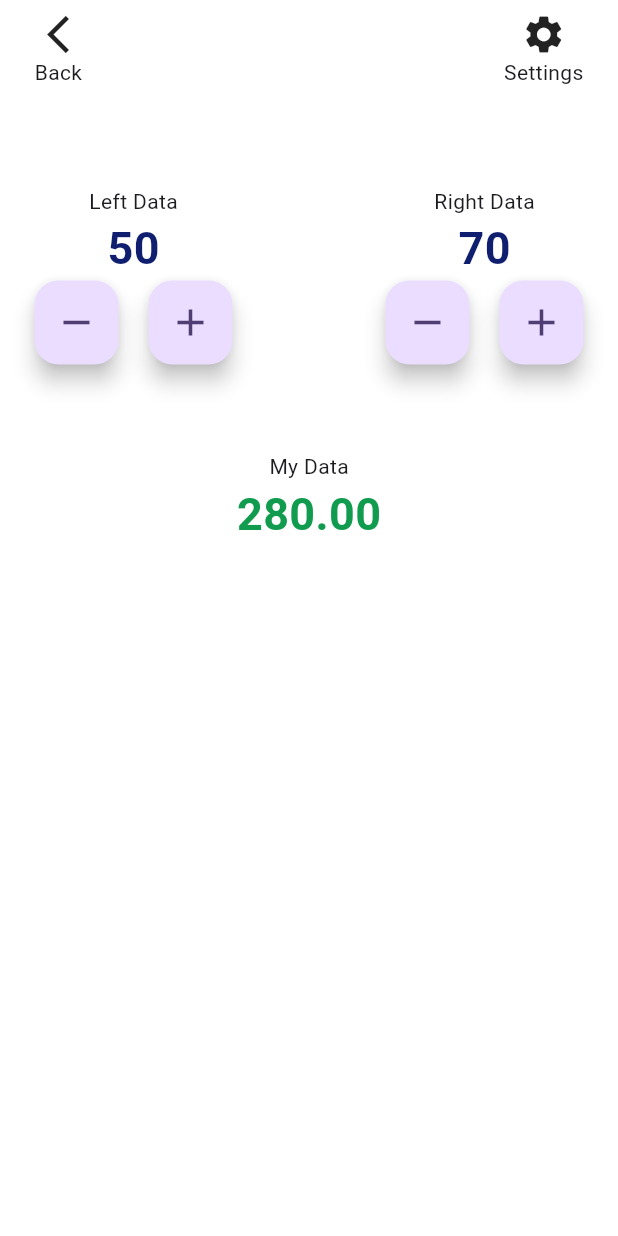
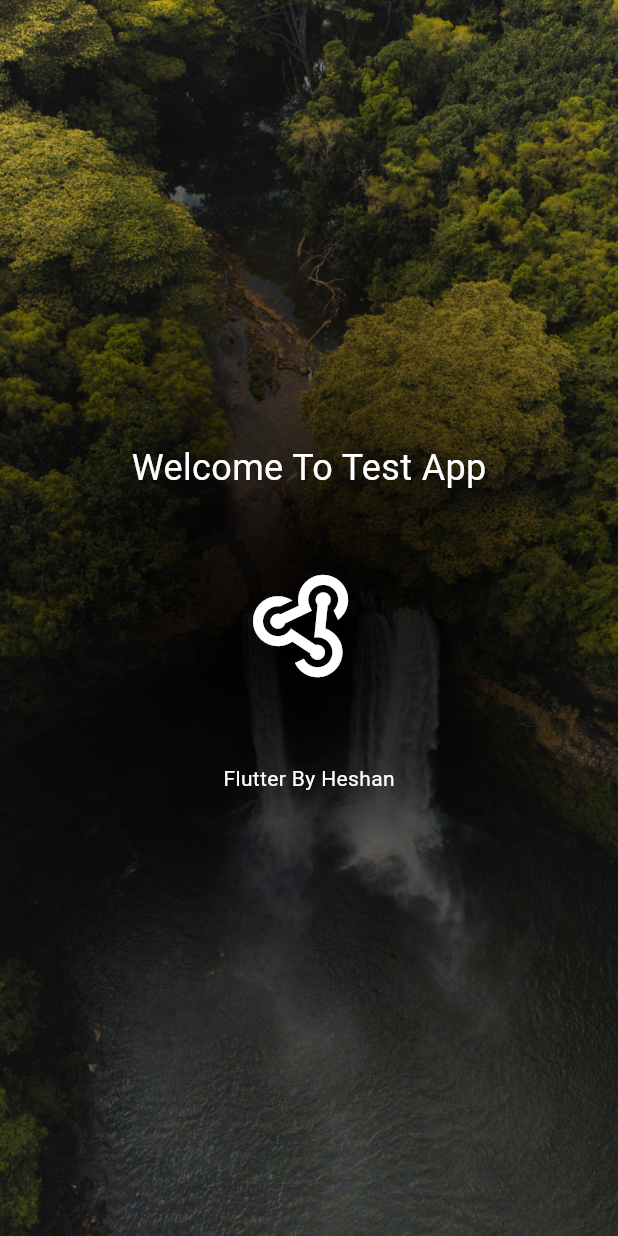
Before and after one commit to HeshanPramith/flutterapp, a Flutter app: the screen it shows after launch, on a phone screen of 412 x 824 dp. Run offline on Flutter 3.47's test engine with Material 2 defaults, Android fonts, the light colour scheme and no system bars.

Commit message:
ui update v3

```diff
--- a/lib/main.dart
+++ b/lib/main.dart
@@ -1,5 +1,5 @@
 import 'package:flutter/material.dart';
-import 'package:testapp/main_page.dart';
+import 'package:testapp/splash.dart';
 
 void main() {
   runApp(const MyApp());
@@ -32,7 +32,7 @@ class MyApp extends StatelessWidget {
         colorScheme: ColorScheme.fromSeed(seedColor: Colors.deepPurple),
         useMaterial3: true,
       ),
-      home: const Mainpage(),
+      home: const Splash(),
     );
   }
 }
--- /dev/null
+++ b/lib/splash.dart
@@ -0,0 +1,91 @@
+import 'package:flutter/material.dart';
+import 'package:flutter/services.dart';
+import 'package:testapp/main_page.dart';
+
+class Splash extends StatefulWidget {
+  const Splash({super.key});
+
+  @override
+  State<Splash> createState() => _SplashState();
+}
+
+class _SplashState extends State<Splash> with SingleTickerProviderStateMixin {
+  late AnimationController controller;
+  late Animation<double> animation;
+
+  @override
+  void initState() {
+    super.initState();
+
+    controller =
+        AnimationController(vsync: this, duration: const Duration(seconds: 3));
+    animation = CurvedAnimation(
+      parent: controller,
+      curve: Curves.easeIn,
+    );
+    controller.repeat();
+
+    SystemChrome.setEnabledSystemUIMode(SystemUiMode.immersive);
+
+    Future.delayed(const Duration(seconds: 10), () {
+      Navigator.of(context).pushReplacement(MaterialPageRoute(
+        builder: (_) => const Mainpage(title: "Heshan"),
+      ));
+    });
+  }
+
+  @override
+  void dispose() {
+    controller.dispose();
+    SystemChrome.setEnabledSystemUIMode(SystemUiMode.manual,
+        overlays: SystemUiOverlay.values);
+    super.dispose();
+  }
+
+  @override
+  Widget build(BuildContext context) {
+    return Scaffold(
+      body: Container(
+        width: double.infinity,
+        decoration: const BoxDecoration(
+          image: DecorationImage(
+              image: AssetImage("assets/images/bg.jpg"), fit: BoxFit.cover),
+        ),
+        child: Column(
+          mainAxisAlignment: MainAxisAlignment.center,
+          children: [
+            const Text(
+              'Welcome To Test App',
+              style: TextStyle(
+                color: Colors.white,
+                fontSize: 24,
+                fontWeight: FontWeight.w400,
+              ),
+            ),
+            const SizedBox(
+              height: 50,
+            ),
+            RotationTransition(
+              turns: animation,
+              child: const Icon(
+                Icons.webhook,
+                size: 80,
+                color: Colors.white,
+              ),
+            ),
+            const SizedBox(
+              height: 50,
+            ),
+            const Text(
+              'Flutter By Heshan',
+              style: TextStyle(
+                color: Colors.white,
+                fontSize: 14,
+              ),
+            )
+          ],
+        ),
+      ),
+    );
+  }
+}
--- a/pubspec.yaml
+++ b/pubspec.yaml
@@ -30,6 +30,7 @@ environment:
 dependencies:
   flutter:
     sdk: flutter
+  animated_splash_screen:
 
 
   # The following adds the Cupertino Icons font to your application.
@@ -59,8 +60,8 @@ flutter:
   uses-material-design: true
 
   # To add assets to your application, add an assets section, like this:
-  # assets:
-  #   - images/a_dot_burr.jpeg
+  assets:
+    - assets/images/bg.jpg
   #   - images/a_dot_ham.jpeg
 
   # An image asset can refer to one or more resolution-specific "variants", see
```
Also changed, not shown: lib/main_page.dart (+36 -10 lines), assets/images/bg.jpg (added), pubspec.lock.
